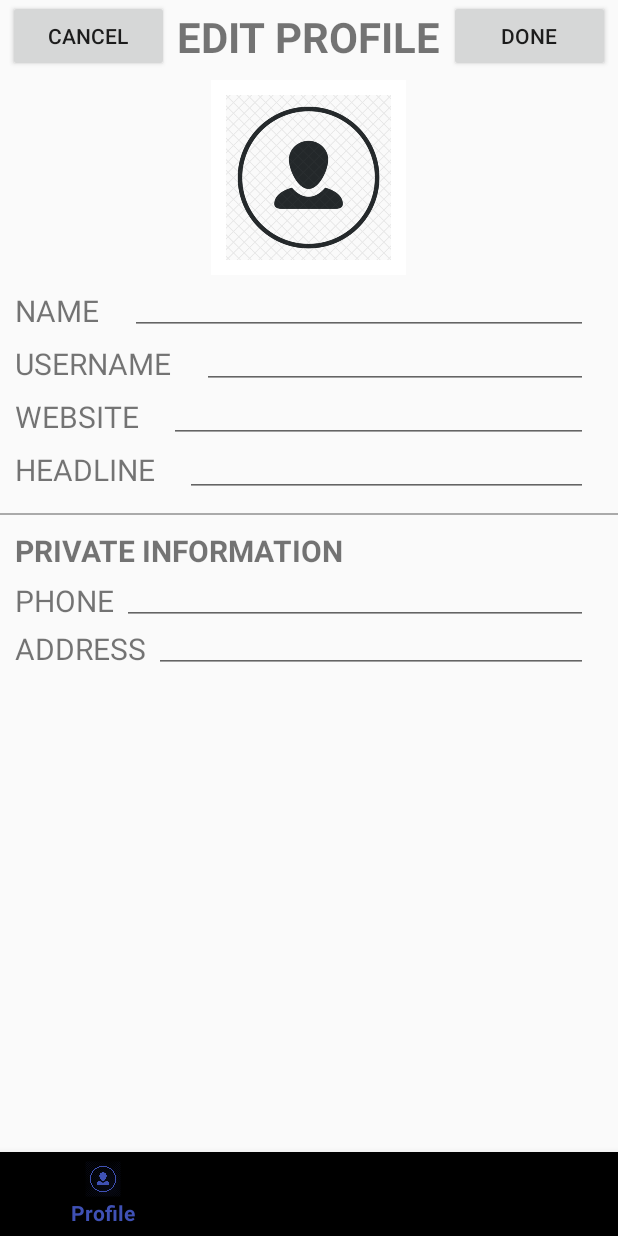
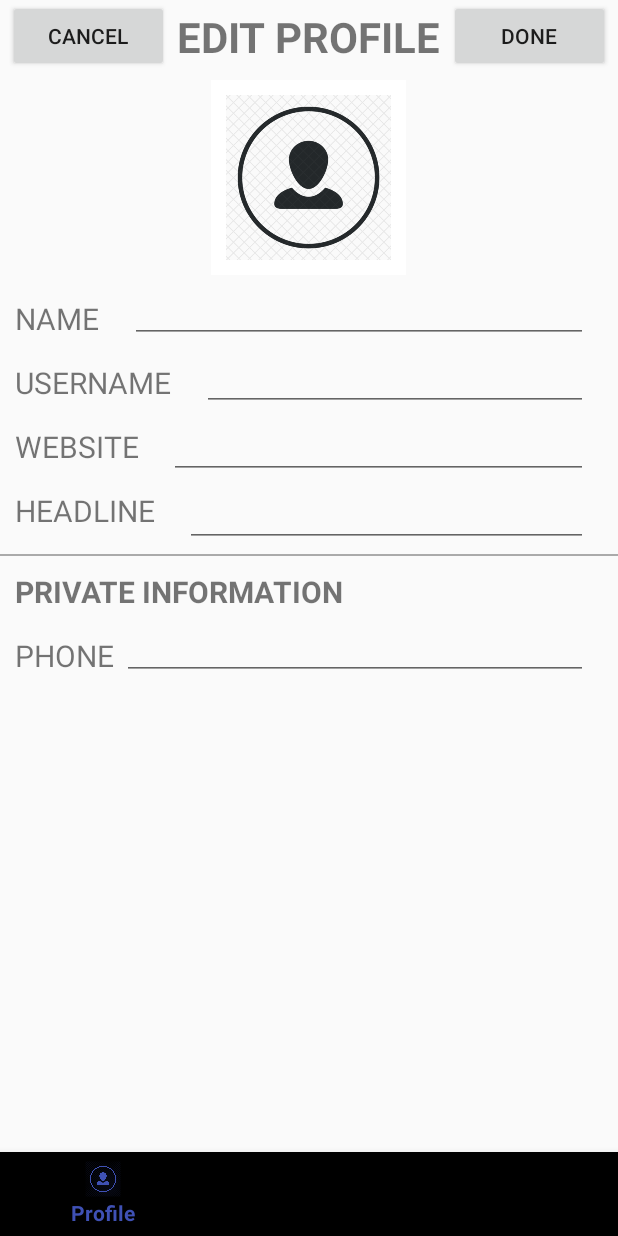
Before and after one commit to leed36/MentorBook, an Android app: the fragment ProfileFragment placed in its activity, after a tap on "DONE", on a phone screen of 412 x 824 dp. Run offline under Robolectric (Android 15) with nearby library versions, the phone set to English and light mode, and no system bars.

Commit message:
profile, bio layout done

```diff
--- a/app/src/main/java/a497g/csci/leedjimin/mentorbook/DatabaseManager.java
+++ b/app/src/main/java/a497g/csci/leedjimin/mentorbook/DatabaseManager.java
@@ -44,7 +44,6 @@ public final class DatabaseManager extends SQLiteOpenHelper {
     private static final String WEBSITE = "website";
     private static final String HEADLINE = "headline";
     private static final String PHONE = "phone";
-    private static final String ADDRESS = "address";
 
 
     public DatabaseManager (Context context) {
@@ -53,9 +52,9 @@ public final class DatabaseManager extends SQLiteOpenHelper {
 
     @Override
     public void onCreate(SQLiteDatabase db) {
-        String sqlCreateUser = "create table " + TABLE_USER + "( username" ;
+        String sqlCreateUser = "create table " + TABLE_USER + "( username";
         sqlCreateUser = sqlCreateUser + " text primary key, email text, password";
-        sqlCreateUser = sqlCreateUser + " text, age integer, date text)";
+        sqlCreateUser = sqlCreateUser + " text, age integer, date text, name text, website text, headline text, phone text, position text, advice text)";
 
         String sqlCreateEducation = "create table eduHistTable( username";
         sqlCreateEducation = sqlCreateEducation + " text foreign key, school";
@@ -145,9 +144,14 @@ public final class DatabaseManager extends SQLiteOpenHelper {
         return users;
     }
 
-    public void updateProfile(String nam, String userNam, String web, String headLine, String Phone, String Address){
+    public void updateProfile(String nam, String userNam, String web, String headLine, String Phone){
         SQLiteDatabase db = this.getWritableDatabase();
         String profileUpdate;
+    }
+    public void retrieveProfile(String userName){
+        SQLiteDatabase db = this.getWritableDatabase();
+        String profileRetrieve = "select name,username,website,headline,phone from " + TABLE_USER;
+        profileRetrieve += " where username = " + userName;
     }
 
 
--- a/app/src/main/java/a497g/csci/leedjimin/mentorbook/ProfileFragment.java
+++ b/app/src/main/java/a497g/csci/leedjimin/mentorbook/ProfileFragment.java
@@ -20,7 +20,6 @@ public class ProfileFragment extends Fragment {
     EditText W;
     EditText HL;
     EditText P;
-    EditText A;
     String userNam;
     @Nullable
     @Override
@@ -35,11 +34,10 @@ public class ProfileFragment extends Fragment {
         W = (EditText) rootView.findViewById(R.id.websiteInput);
         HL = (EditText) rootView.findViewById(R.id.headlineInput);
         P = (EditText) rootView.findViewById(R.id.phoneInput);
-        A = (EditText) rootView.findViewById(R.id.addressInput);
         Done.setOnClickListener(new View.OnClickListener(){
             @Override
             public void onClick(View v){
-                DB.updateProfile(N.toString(), UN.toString(), W.toString(), HL.toString(), P.toString(), A.toString());
+                DB.updateProfile(N.toString(), UN.toString(), W.toString(), HL.toString(), P.toString());
             }
         });
         return rootView;
--- a/app/src/main/res/layout/fragment_profile.xml
+++ b/app/src/main/res/layout/fragment_profile.xml
@@ -51,18 +51,17 @@
         android:layout_height="wrap_content"
         android:layout_below="@id/imageP"
         android:layout_alignParentLeft="true"
-        android:layout_marginTop="10dp"
+        android:layout_marginTop="15dp"
         android:layout_marginLeft="10dp"
         android:text="NAME"
         android:textSize="20sp"/>
     <EditText
         android:id="@+id/nameInput"
         android:layout_width="50dp"
-        android:layout_height="30dp"
+        android:layout_height="wrap_content"
         android:layout_alignParentRight="true"
         android:layout_toRightOf="@id/textNam"
         android:layout_below="@id/imageP"
-        android:layout_marginTop="10dp"
         android:layout_marginLeft="20dp"
         android:layout_marginRight="20dp"
         android:inputType="text"/>
@@ -73,18 +72,17 @@
         android:layout_height="wrap_content"
         android:layout_below="@id/textNam"
         android:layout_alignParentLeft="true"
-        android:layout_marginTop="8dp"
+        android:layout_marginTop="15dp"
         android:layout_marginLeft="10dp"
         android:text="USERNAME"
         android:textSize="20sp"/>
     <EditText
         android:id="@+id/userInput"
         android:layout_width="150dp"
-        android:layout_height="30dp"
+        android:layout_height="wrap_content"
         android:layout_toRightOf="@id/textUser"
         android:layout_below="@id/nameInput"
         android:layout_alignParentRight="true"
-        android:layout_marginTop="6dp"
         android:layout_marginLeft="20dp"
         android:layout_marginRight="20dp"
         android:inputType="text"/>
@@ -95,18 +93,17 @@
     android:layout_height="wrap_content"
     android:layout_below="@id/textUser"
     android:layout_alignParentLeft="true"
-    android:layout_marginTop="8dp"
+    android:layout_marginTop="15dp"
     android:layout_marginLeft="10dp"
     android:text="WEBSITE"
     android:textSize="20sp"/>
     <EditText
         android:id="@+id/websiteInput"
         android:layout_width="150dp"
-        android:layout_height="30dp"
+        android:layout_height="wrap_content"
         android:layout_toRightOf="@id/textWebsite"
         android:layout_below="@id/userInput"
         android:layout_alignParentRight="true"
-        android:layout_marginTop="6dp"
         android:layout_marginLeft="20dp"
         android:layout_marginRight="20dp"
         android:inputType="text"/>
@@ -117,18 +114,17 @@
         android:layout_height="wrap_content"
         android:layout_below="@id/textWebsite"
         android:layout_alignParentLeft="true"
-        android:layout_marginTop="8dp"
+        android:layout_marginTop="15dp"
         android:layout_marginLeft="10dp"
         android:text="HEADLINE"
         android:textSize="20sp"/>
     <EditText
         android:id="@+id/headlineInput"
         android:layout_width="150dp"
-        android:layout_height="30dp"
+        android:layout_height="wrap_content"
         android:layout_toRightOf="@id/textHeadline"
         android:layout_below="@id/websiteInput"
         android:layout_alignParentRight="true"
-        android:layout_marginTop="6dp"
         android:layout_marginLeft="20dp"
         android:layout_marginRight="20dp"
         android:inputType="text"/>
@@ -159,42 +155,20 @@
         android:layout_height="wrap_content"
         android:layout_below="@id/textTitle2"
         android:layout_alignParentLeft="true"
-        android:layout_marginTop="6dp"
+        android:layout_marginTop="15dp"
         android:layout_marginLeft="10dp"
         android:text="PHONE"
         android:textSize="20sp"/>
     <EditText
         android:id="@+id/phoneInput"
         android:layout_width="250dp"
-        android:layout_height="30dp"
+        android:layout_height="wrap_content"
         android:layout_toRightOf="@id/textPhone"
         android:layout_below="@id/textTitle2"
         android:layout_alignParentRight="true"
-        android:layout_marginTop="6dp"
         android:layout_marginLeft="5dp"
         android:layout_marginRight="20dp"
         android:inputType="text"/>
 
-    <TextView
-        android:id="@+id/textEmail"
-        android:layout_width="wrap_content"
-        android:layout_height="wrap_content"
-        android:layout_below="@id/textTitle2"
-        android:layout_alignParentLeft="true"
-        android:layout_marginTop="38dp"
-        android:layout_marginLeft="10dp"
-        android:text="ADDRESS"
-        android:textSize="20sp"/>
-    <EditText
-        android:id="@+id/emailInput"
-        android:layout_width="200dp"
-        android:layout_height="30dp"
-        android:layout_toRightOf="@id/textEmail"
-        android:layout_below="@id/textTitle2"
-        android:layout_alignParentRight="true"
-        android:layout_marginTop="38dp"
-        android:layout_marginLeft="5dp"
-        android:layout_marginRight="20dp"
-        android:inputType="text"/>
 
 </RelativeLayout>
```
